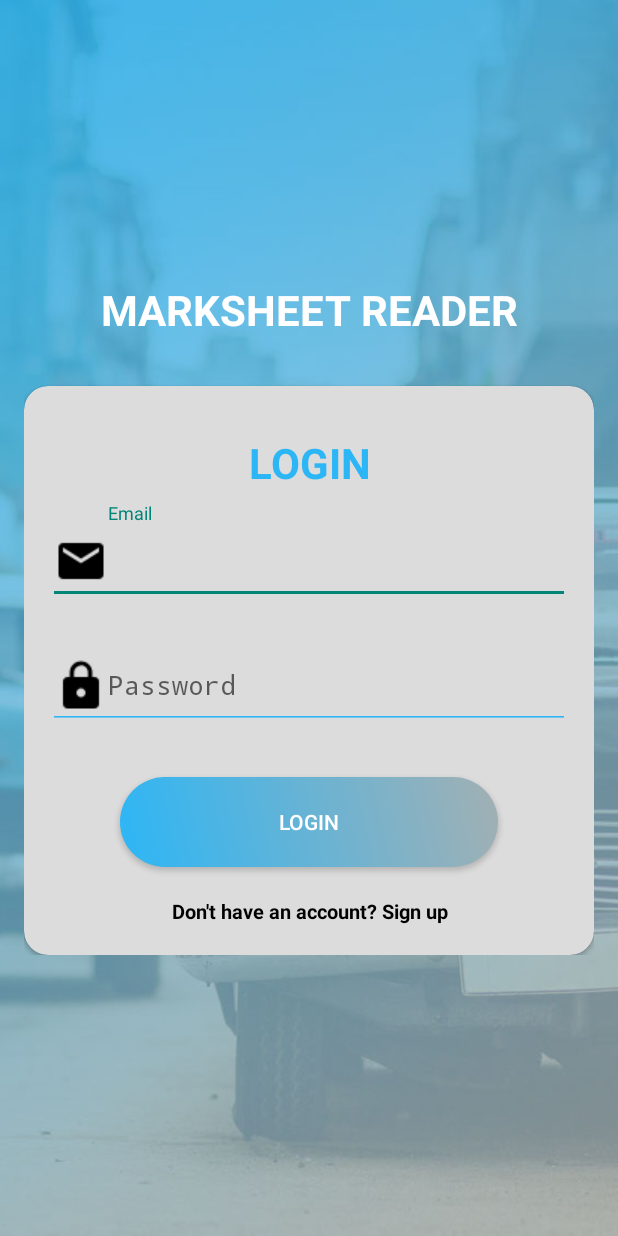
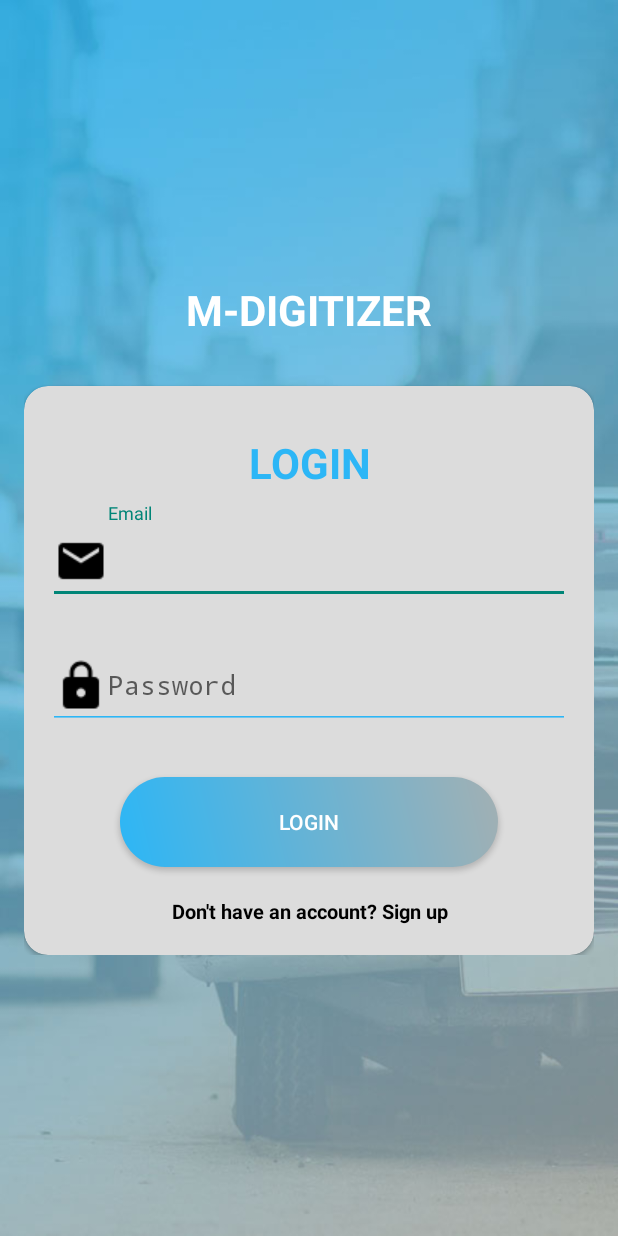
Before and after one commit to sikka-77/MarkSheetScanner, an Android app: the screen it shows after launch (LoginActivity), on a phone screen of 412 x 824 dp. Run offline under Robolectric (Android 15) with nearby library versions, the phone set to English and light mode, and no system bars; our stand-ins replace Firebase (no records; nobody signed in at launch, a user with empty details on screens opened directly).

Commit message:
APK uploaded

```diff
--- a/MarksheetScanner/app/src/main/java/com/example/bhavyasikka/myfirebaseauth/Network/Api.java
+++ b/MarksheetScanner/app/src/main/java/com/example/bhavyasikka/myfirebaseauth/Network/Api.java
@@ -21,7 +21,7 @@ public class Api {
                 .build();
 
         Retrofit retrofit = new Retrofit.Builder()
-                .baseUrl("http://10.167.1.178:3000")
+                .baseUrl("http://10.167.5.178:3000")
                 .addConverterFactory(GsonConverterFactory.create())
                 .client(okHttpClient)
                 .build();
--- a/MarksheetScanner/app/src/main/res/layout/activity_login.xml
+++ b/MarksheetScanner/app/src/main/res/layout/activity_login.xml
@@ -20,7 +20,7 @@
             android:layout_width="match_parent"
             android:layout_height="wrap_content"
             android:paddingBottom="32dp"
-            android:text="MARKSHEET READER"
+            android:text="M-DIGITIZER"
             android:textAlignment="center"
             android:textColor="#ffffff"
             android:textSize="28sp"
@@ -72,7 +72,7 @@
                         android:drawableStart="@drawable/baseline_email_black_18dp"
                         android:hint="Email"
                         android:inputType="textEmailAddress"
-                        android:textColor="#ffffff"
+                        android:textColor="#222222"
                         android:textCursorDrawable="@drawable/black_cursor" />
 
                 </android.support.design.widget.TextInputLayout>
@@ -91,7 +91,7 @@
                         android:drawableStart="@drawable/baseline_lock_black_18dp"
                         android:hint="Password"
                         android:inputType="textPassword"
-                        android:textColor="#ffffff"
+                        android:textColor="#222222"
                         android:textCursorDrawable="@drawable/black_cursor" />
                 </android.support.design.widget.TextInputLayout>
 
```
Also changed, not shown: 1 other file.
